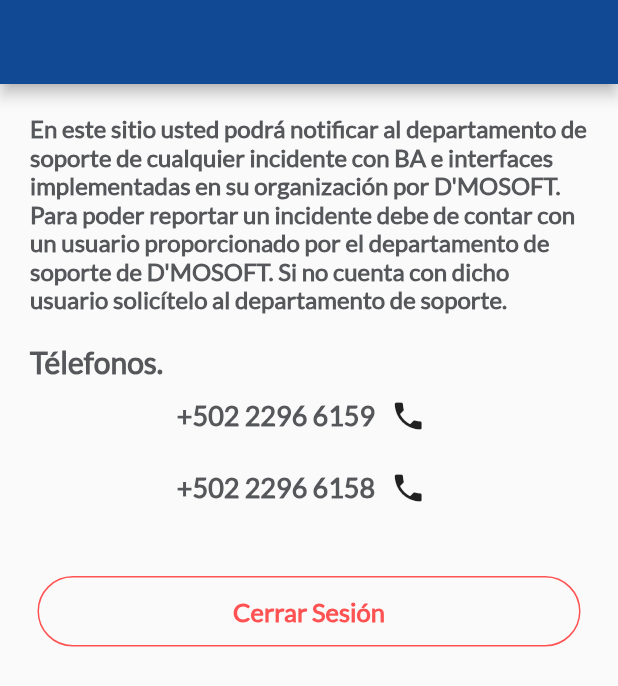
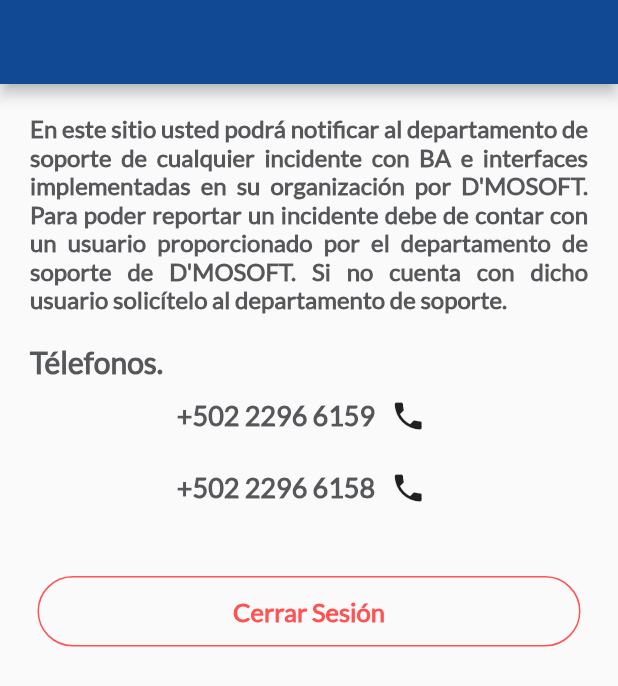
Before and after one commit to B3rert/TareasDs_Flutter, a Flutter app: the SettingsPage screen opened directly, on a phone screen of 412 x 824 dp. Shown: the top 686 px of the screen. Run offline on Flutter 3.47's test engine with Material 2 defaults, Android fonts, the phone set to English and light mode, and no system bars; our stand-ins replace file_picker.

Commit message:
Texto justificado

```diff
--- a/lib/main.dart
+++ b/lib/main.dart
@@ -1,4 +1,5 @@
 import 'package:flutter/material.dart';
+import 'package:front_tareasds/src/pages/file_picker_page.dart';
 import 'package:front_tareasds/src/pages/login_page.dart';
 import 'package:front_tareasds/src/pages/task_view_page.dart';
 import 'package:front_tareasds/src/utils/colors.dart';
@@ -18,6 +19,7 @@ class MyApp extends StatelessWidget {
         "/": (context) => LoginPage(), //FilePickerPage(), //Ruta a login_page
         //"/homePage": (context) => HomePage(),
         "/viewTask": (context) => TaskViewPage(),
+        "/selectFilePichker": (context) => FilePickerPage(),
       },
       initialRoute: '/',
     );
--- a/lib/src/pages/task_view_page.dart
+++ b/lib/src/pages/task_view_page.dart
@@ -129,11 +129,12 @@ class _TaskViewPageState extends State<TaskViewPage> {
 
   Widget mostrarTextoNormal(String texto) {
     return Container(
-      margin: EdgeInsets.only(left: 20.0, top: 5.0),
+      margin: EdgeInsets.only(left: 20.0, top: 5.0, right: 20.0),
       child: Text(
         texto,
         style: TextStyle(
             fontFamily: "Lato", fontSize: 18.0, fontWeight: FontWeight.w500),
+        textAlign: TextAlign.justify,
       ),
     );
   }
@@ -188,7 +189,7 @@ class _TaskViewPageState extends State<TaskViewPage> {
             ),
           ),
           RaisedButton(
-            onPressed: () {},
+            onPressed: () => Navigator.pushNamed(context, "/selectFilePichker"),
             color: ColoresPropios.azul,
             textColor: Colors.white,
             child: Text('Examinar',
--- a/lib/src/widgets/description_widget.dart
+++ b/lib/src/widgets/description_widget.dart
@@ -12,10 +12,12 @@ class DescriptionWidget extends StatelessWidget {
       child: Text(
         descriptionPlace,
         style: TextStyle(
-            fontFamily: "Lato",
-            fontSize: 16.0,
-            fontWeight: FontWeight.bold,
-            color: Color(0xFF56575a)),
+          fontFamily: "Lato",
+          fontSize: 16.0,
+          fontWeight: FontWeight.bold,
+          color: Color(0xFF56575a),
+        ),
+        textAlign: TextAlign.justify,
       ),
     );
 
```
